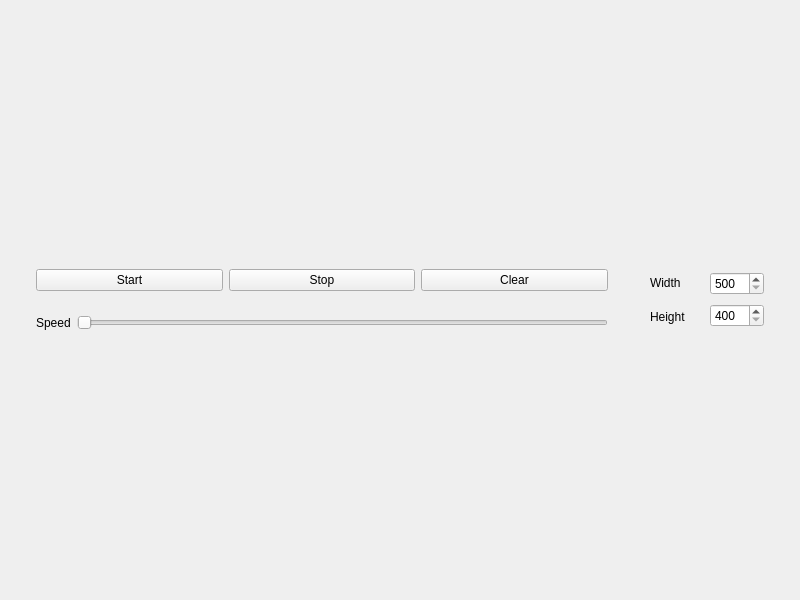
Qt form FIT9201SUMBATYANTS_RAINBOW/MainWindow.ui (sumboid/qt-problems) before a commit.
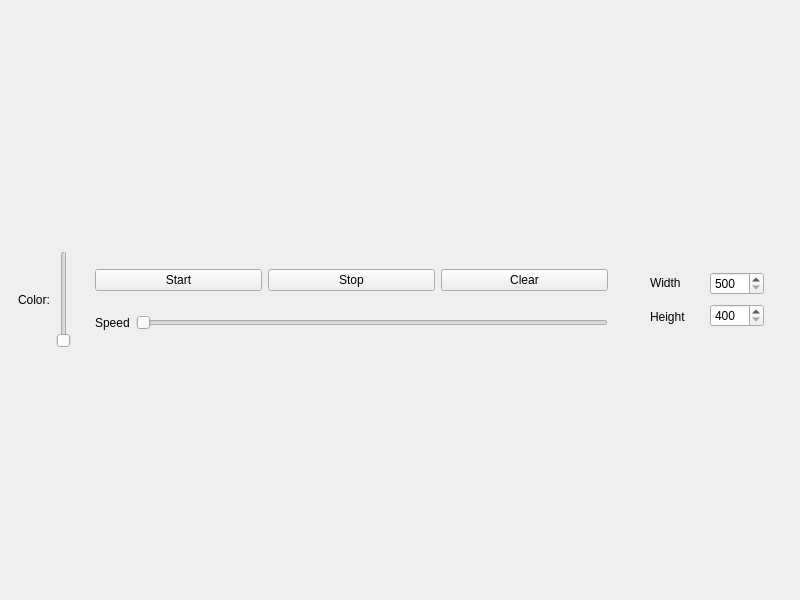
The same form after that commit.

Patch:
```diff
--- a/FIT9201SUMBATYANTS_RAINBOW/MainWindow.ui
+++ b/FIT9201SUMBATYANTS_RAINBOW/MainWindow.ui
@@ -24,6 +24,23 @@
        </sizepolicy>
       </property>
       <layout class="QHBoxLayout" name="horizontalLayout_2">
+       <item>
+        <widget class="QLabel" name="label">
+         <property name="text">
+          <string>Color:</string>
+         </property>
+        </widget>
+       </item>
+       <item>
+        <widget class="QSlider" name="colorSlider">
+         <property name="maximum">
+          <number>360</number>
+         </property>
+         <property name="orientation">
+          <enum>Qt::Vertical</enum>
+         </property>
+        </widget>
+       </item>
        <item>
         <widget class="QWidget" name="rainbowControlWidget" native="true">
          <layout class="QVBoxLayout" name="verticalLayout_3">
```
Left out of the diff: 2 changed lines with no effect on the pictures.
